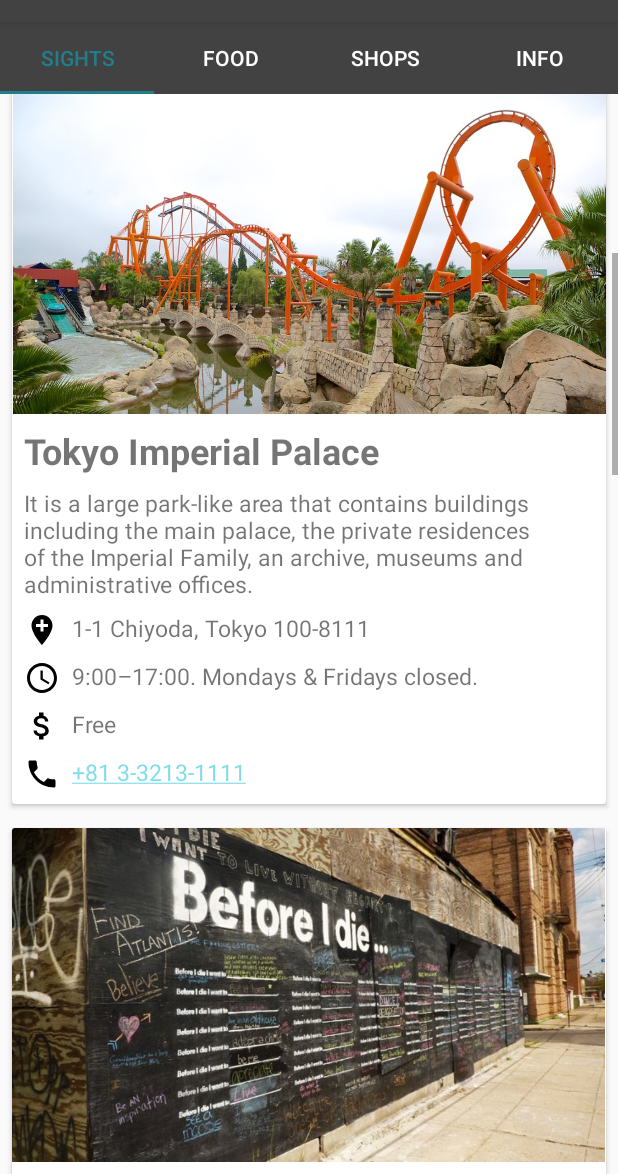
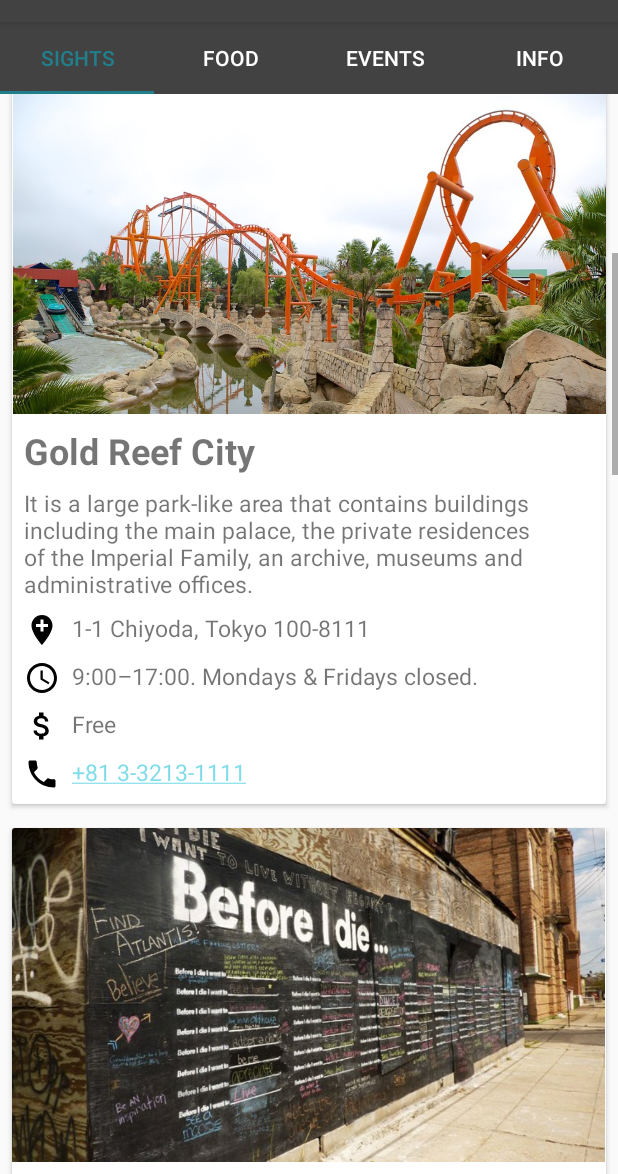
Before and after one commit to Cordlesswire/SouthernUtopiav2, an Android app: the screen it shows after launch (MainActivity), scrolled down 504 dp, on a phone screen of 412 x 824 dp, the part 62-1236 px from its top. Run offline under Robolectric (Android 15) with nearby library versions, the phone set to English and light mode, and no system bars.

Commit message:
Initial Commit

```diff
--- a/app/src/main/java/eu/laramartin/tokyoguide/Shops.java
+++ b/app/src/main/java/eu/laramartin/tokyoguide/Events.java
@@ -6,7 +6,7 @@ import java.util.List;
 
 
 
-public class Shops {
+public class Events {
 
     public static void initShopsList(List<Location> list, Context context) {
 
--- a/app/src/main/java/eu/laramartin/tokyoguide/ShopsFragment.java
+++ b/app/src/main/java/eu/laramartin/tokyoguide/EventsFragment.java
@@ -13,14 +13,14 @@ import java.util.List;
 
 
 
-public class ShopsFragment extends Fragment{
+public class EventsFragment extends Fragment{
 
     @Nullable
     @Override
     public View onCreateView(LayoutInflater inflater, ViewGroup container, Bundle savedInstanceState) {
 
         List<Location> list = new ArrayList<>();
-        Shops.initShopsList(list, getContext());
+        Events.initShopsList(list, getContext());
 
         LocationAdapter adapter = new LocationAdapter(getActivity(), -1, list);
         View view = inflater.inflate(R.layout.locations_list, container, false);
--- a/app/src/main/java/eu/laramartin/tokyoguide/FragmentAdapter.java
+++ b/app/src/main/java/eu/laramartin/tokyoguide/FragmentAdapter.java
@@ -22,7 +22,7 @@ public class FragmentAdapter extends FragmentPagerAdapter {
         } else if (position == 1) {
             return new FoodFragment();
         } else if (position == 2){
-            return new ShopsFragment();
+            return new EventsFragment();
         } else {
             return new InfoFragment();
         }
@@ -40,7 +40,7 @@ public class FragmentAdapter extends FragmentPagerAdapter {
         } else if (position == 1) {
             return context.getString(R.string.category_food);
         } else if (position == 2) {
-            return context.getString(R.string.category_shops);
+            return context.getString(R.string.category_events);
         } else {
             return context.getString(R.string.category_info);
         }
--- a/app/src/main/java/eu/laramartin/tokyoguide/Sights.java
+++ b/app/src/main/java/eu/laramartin/tokyoguide/Sights.java
@@ -21,11 +21,11 @@ public class Sights {
         ));
 
         list.add(new Location(
-                context.getString(R.string.sight_imperial_name),
-                context.getString(R.string.sight_imperial_description),
-                context.getString(R.string.sight_imperial_address),
-                context.getString(R.string.sight_imperial_phone),
-                context.getString(R.string.sight_imperial_schedule),
+                context.getString(R.string.sight_goldreefcity_name),
+                context.getString(R.string.sight_goldreefcity_description),
+                context.getString(R.string.sight_goldreefcity_address),
+                context.getString(R.string.sight_goldreefcity_phone),
+                context.getString(R.string.sight_goldreefcity_schedule),
                 context.getString(R.string.sight_price_free),
                 R.drawable.sight_goldreefcity
         ));
--- a/app/src/main/res/values/strings.xml
+++ b/app/src/main/res/values/strings.xml
@@ -5,11 +5,9 @@
     <!-- App Tab Names -->
     <string name="category_sights">Sights</string>
     <string name="category_info">Info</string>
-    <string name="category_shops">Shops</string>
+    <string name="category_events">Events</string>
     <string name="category_food">Food</string>
 
-    <!-- All Extra Info About the Tourist Sight-->
-    <!-- All Shops -->
 
     <!-- All Restaurants(Food Places) -->
               <!-- Restaurant 1  -->
@@ -61,6 +59,14 @@
     <string name="food_shibukatsu_address">21−6, Udagawacho, Shibuya, Tokyo, 150-0042</string>
     <string name="food_shibukatsu_phone">+81 3-0000-0000</string>
     <string name="food_shibukatsu_schedule">Mo-Su 11:00–22:00</string>
+
+
+
+
+
+
+
+    <!-- All Extra Info About the Tourist Location-->
     <string name="info_internet_name">Internet</string>
     <string name="info_internet_description">Rent a pocket WIFI to have internet access everywhere.
         It is very convenient when travelling since most of the hotels have limited internet access.
@@ -82,6 +88,15 @@
         to the reader.
         \n\nThe Suica card was created by JR East, but can also be used throughout Japan
         on the other prepaid card networks like Pasmo.</string>
+
+
+
+
+
+
+
+
+    <!-- All Events -->
     <string name="shop_potato_name">Super Potato</string>
     <string name="shop_potato_description">Chain of retro video game stores filed with equipment and merchandise for games. It includes vintage video game arcades.</string>
     <string name="shop_potato_address">1 Chome-11-2 Sotokanda, Chiyoda-ku, Tokyo 101-0021</string>
@@ -142,15 +157,18 @@
     <string name="sight_humankind_price">R60 - R175</string>
 
 
-
-    <string name="sight_imperial_name">Tokyo Imperial Palace</string>
-    <string name="sight_imperial_description">It is a large park-like area that contains buildings
+                 <!-- Sight Location 2 -->
+    <string name="sight_goldreefcity_name">Gold Reef City</string>
+    <string name="sight_goldreefcity_description">It is a large park-like area that contains buildings
         including the main palace, the private residences of the Imperial Family, an archive,
         museums and administrative offices.</string>
-    <string name="sight_imperial_address">1-1 Chiyoda, Tokyo 100-8111</string>
-    <string name="sight_imperial_phone">+81 3-3213-1111</string>
-    <string name="sight_imperial_schedule"><![CDATA[9:00–17:00. Mondays & Fridays closed.]]></string>
+    <string name="sight_goldreefcity_address">1-1 Chiyoda, Tokyo 100-8111</string>
+    <string name="sight_goldreefcity_phone">+81 3-3213-1111</string>
+    <string name="sight_goldreefcity_schedule"><![CDATA[9:00–17:00. Mondays & Fridays closed.]]></string>
     <string name="sight_price_free">Free</string>
+
+
+                     <!-- Sight Location 3 -->
     <string name="sight_yasukuni_name">Yasukuni Shrine</string>
     <string name="sight_yasukuni_description">Shinto shrine founded by Emperor Meiji. Commemorates
         those who died in service of the Empire of Japan, which existed from the Meiji
@@ -158,6 +176,9 @@
     <string name="sight_yasukuni_address">3-1-1 Kudankita, Chiyoda, Tokyo 102-8246</string>
     <string name="sight_yasukuni_phone">+81 3-3261-8326</string>
     <string name="sight_yasukuni_schedule">Always open</string>
+
+
+                 <!-- Sight Location 4 -->
     <string name="sight_koishikawa_name">Koishikawa Korakuen Garden</string>
     <string name="sight_koishikawa_description">Edo period clan garden, one of Tokyo\'s oldest
         gardens. It was named Korakuen after a poem encouraging a ruler to enjoy pleasure only
@@ -165,6 +186,9 @@
     <string name="sight_koishikawa_address">1-6-6 Koraku, Bunkyo, Tokyo 112-0004</string>
     <string name="sight_koishikawa_phone">+81 3-3811-3015</string>
     <string name="sight_koishikawa_schedule">9:00-17:00</string>
+
+
+                 <!-- Sight Location 5 -->
     <string name="sight_hie_shrine_name">Hie Shrine</string>
     <string name="sight_hie_shrine_description">Shinto Shrine dedicated to the god Ōyamakui-no-kam.
         It\'s located in Nagatcho, the Japanese seat of government, it sits amongst the sky
@@ -172,6 +196,10 @@
     <string name="sight_hie_shrine_address">2-10-5, Nagatachō Chiyoda, Tokyo 100-0014</string>
     <string name="sight_hie_shrine_phone">+81 3-3581-2471</string>
     <string name="sight_hie_shrine_schedule">5:00–18:00</string>
+
+
+
+                   <!-- Sight Location 6 -->
     <string name="sight_hachikou_name">Hachikō statue</string>
     <string name="sight_hachikou_description">Statue of the Akita dog Hachik\ō. He is remembered
         for his remarkable loyalty to his owner which continued for more than nine years
@@ -179,6 +207,9 @@
     <string name="sight_hachikou_address">1 Dogenzaka, Shibuya Train Station, Shibuya 150-0043</string>
     <string name="sight_hachikou_phone">+81 3-3378-1703</string>
     <string name="sight_hachikou_schedule">Always open</string>
+
+
+                        <!-- Sight Location 7 -->
     <string name="sight_government_building_name">Tokyo Metropolitan Government building</string>
     <string name="sight_government_building_description">Headquarters of the Tokyo Metropolitan
         Government. It has a free observatory on the 45th floor of both the
```
